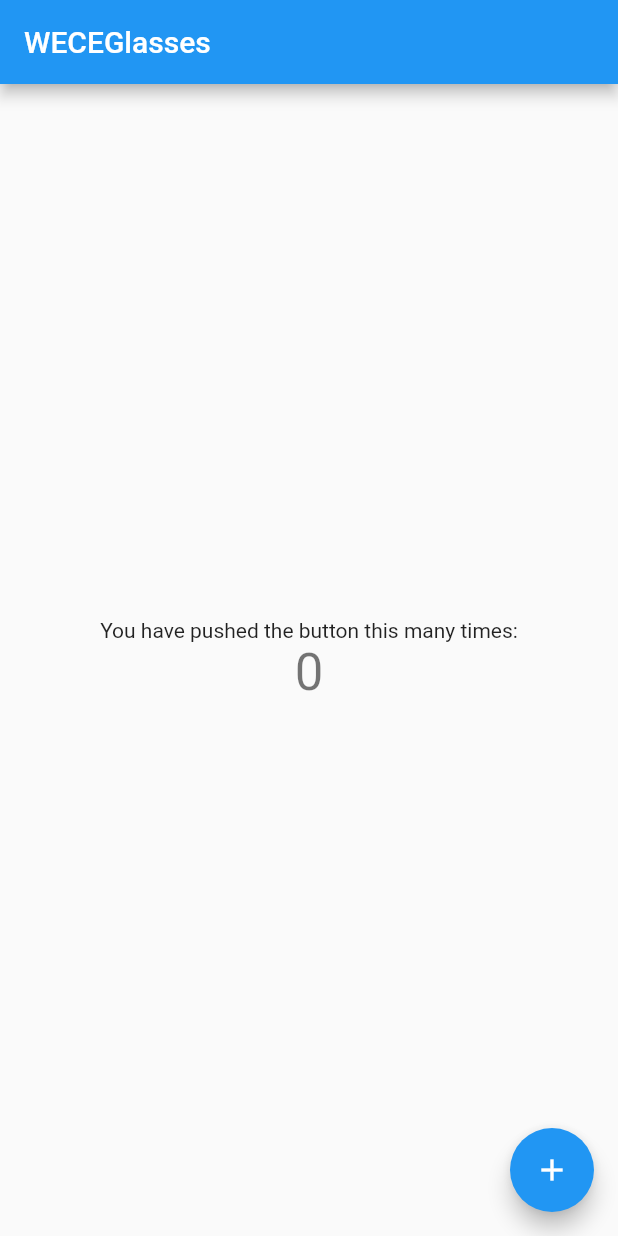
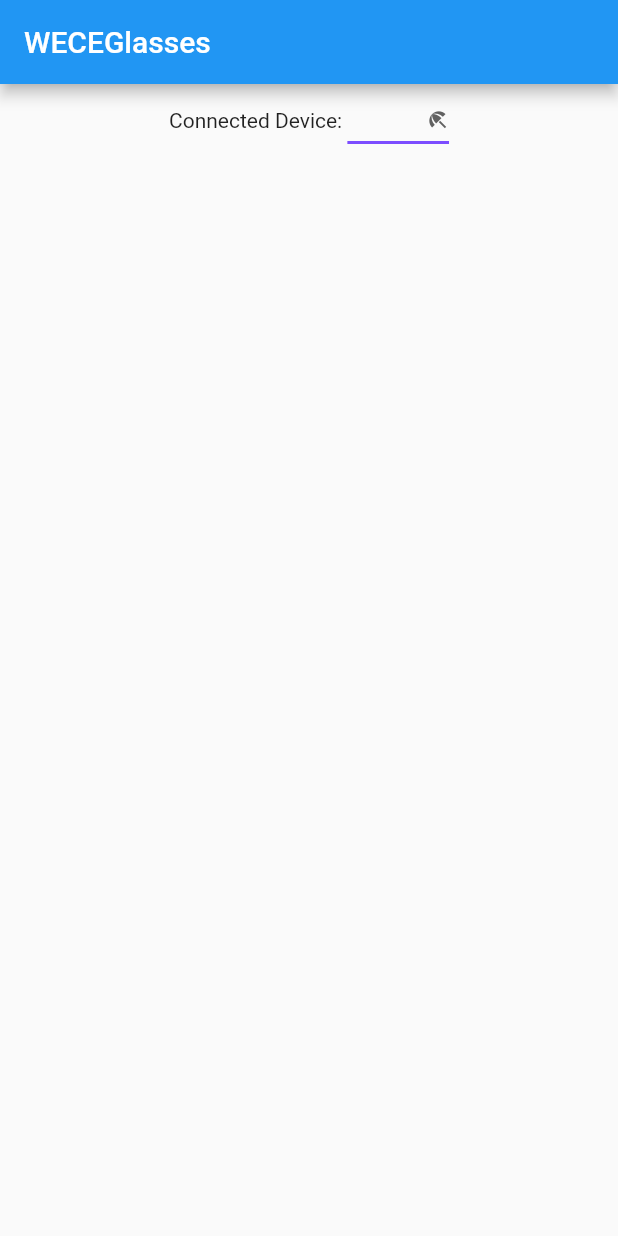
Before and after one commit to geitanksha/WECEGlasses, a Flutter app: the screen it shows after launch, on a phone screen of 412 x 824 dp. Run offline on Flutter 3.47's test engine with Material 2 defaults, Android fonts, the phone set to English and light mode, and no system bars.

Commit message:
Removed old code and added device dropdown

```diff
--- a/flutter/wece_glasses/lib/main.dart
+++ b/flutter/wece_glasses/lib/main.dart
@@ -1,4 +1,5 @@
 import 'package:flutter/material.dart';
+import 'package:flutter/rendering.dart';
 import 'theme.dart';
 import 'constants.dart';
 
@@ -44,24 +45,10 @@ class MyHomePage extends StatefulWidget {
 }
 
 class _MyHomePageState extends State<MyHomePage> {
-  int _counter = 0;
-
-  void _incrementCounter() {
-    setState(() {
-      // This call to setState tells the Flutter framework that something has
-      // changed in this State, which causes it to rerun the build method below
-      // so that the display can reflect the updated values. If we changed
-      // _counter without calling setState(), then the build method would not be
-      // called again, and so nothing would appear to happen.
-      _counter++;
-    });
-  }
+  String _connectedDevice = ""; // Default no device selected
 
   @override
   Widget build(BuildContext context) {
-    // This method is rerun every time setState is called, for instance as done
-    // by the _incrementCounter method above.
-    //
     // The Flutter framework has been optimized to make rerunning build methods
     // fast, so that you can just rebuild anything that needs updating rather
     // than having to individually change instances of widgets.
@@ -71,10 +58,7 @@ class _MyHomePageState extends State<MyHomePage> {
         // the App.build method, and use it to set our appbar title.
         title: Text(widget.title),
       ),
-      body: Center(
-        // Center is a layout widget. It takes a single child and positions it
-        // in the middle of the parent.
-        child: Column(
+      body: Row(
         // Column is also a layout widget. It takes a list of children and
         // arranges them vertically. By default, it sizes itself to fit its
         // children horizontally, and tries to be as tall as its parent.
@@ -92,20 +76,35 @@ class _MyHomePageState extends State<MyHomePage> {
         mainAxisAlignment: MainAxisAlignment.center,
         children: <Widget>[
           const Text(
-              'You have pushed the button this many times:',
+            'Connected Device: ',
           ),
-            Text(
-              '$_counter',
-              style: Theme.of(context).textTheme.headline4,
+          DropdownButton<String>(
+            value: _connectedDevice,
+            icon: const Icon(Icons.beach_access),
+            iconSize: 15,
+            elevation: 16,
+            style: const TextStyle(color: Colors.deepPurple),
+            underline: Container(
+              height: 2,
+              color: Colors.deepPurpleAccent,
+            ),
+            onChanged: (String? newValue) {
+              setState(() {
+                _connectedDevice = newValue!;
+              });
+            },
+            // This is an example list of items.
+            // We will need to generate this list programmatically
+            items: <String>['', 'Device 1', 'Device 2', 'Device 3', 'Device 4']
+                .map<DropdownMenuItem<String>>((String value) {
+              return DropdownMenuItem<String>(
+                value: value,
+                child: Text(value),
+              );
+            }).toList(),
           ),
         ],
       ),
-      ),
-      floatingActionButton: FloatingActionButton(
-        onPressed: _incrementCounter,
-        tooltip: 'Increment',
-        child: const Icon(Icons.add),
-      ), // This trailing comma makes auto-formatting nicer for build methods.
     );
   }
 }
```
Lines whose indentation alone changed are shown as unchanged.
